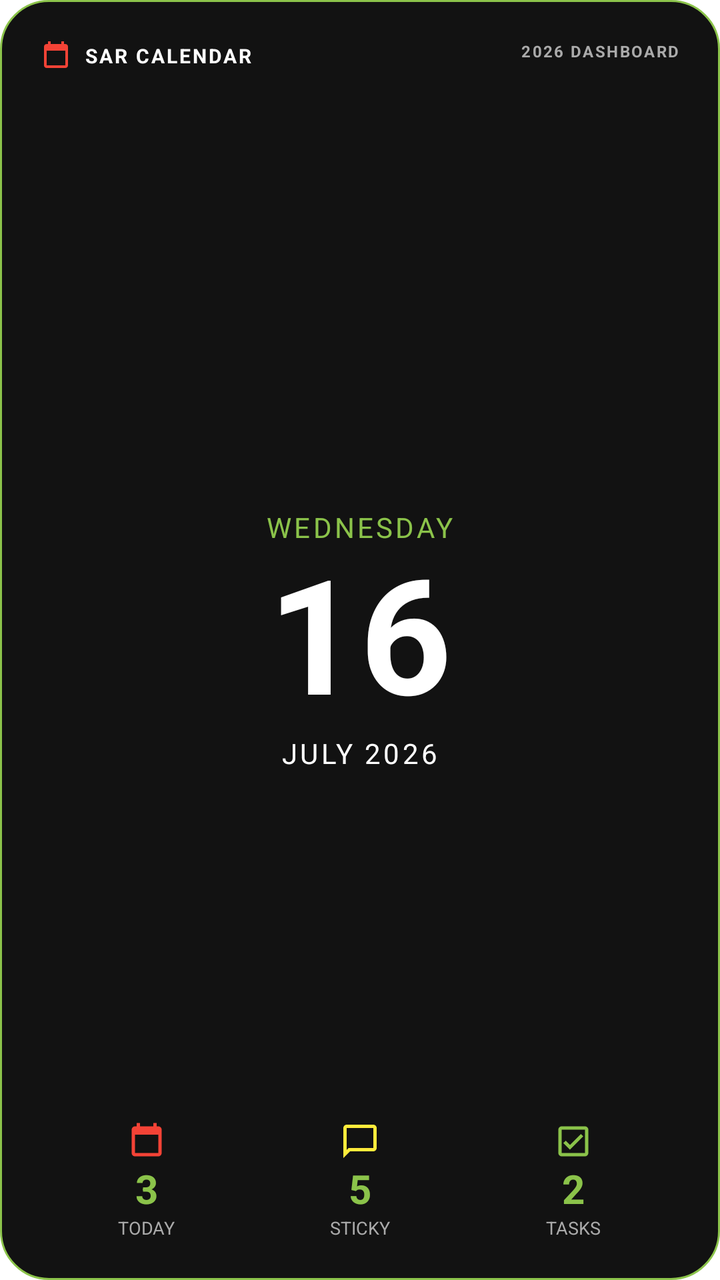
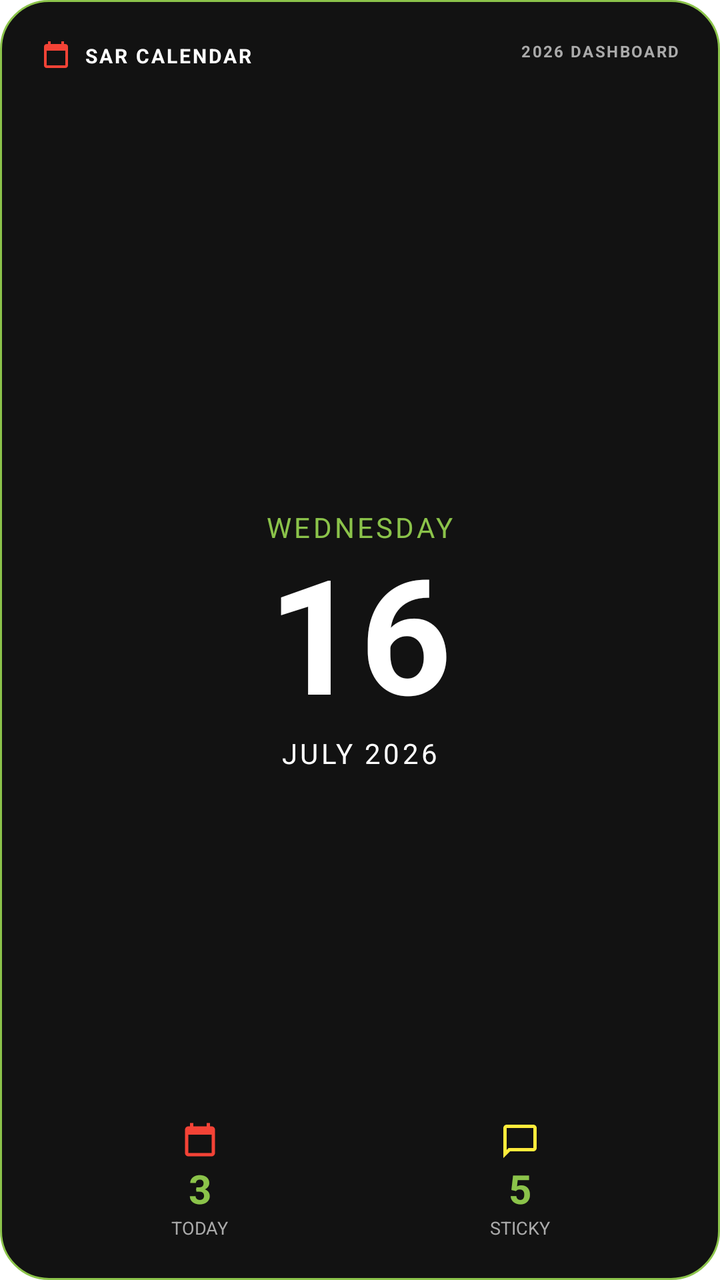

An Android layout rendered at two revisions. The XML below is the earlier revision; the diff shows what the commit changed to produce the second picture.
<!-- AndroidManifest.xml: application theme Theme.MyCalendar2026SAR -->
<!-- res/layout/widget_sar_4x4.xml -->
<?xml version="1.0" encoding="utf-8"?>
<RelativeLayout xmlns:android="http://schemas.android.com/apk/res/android"
    android:id="@+id/widget_root"
    android:layout_width="match_parent"
    android:layout_height="match_parent"
    android:background="@drawable/widget_card_4x4_bg"
    android:padding="20dp">

    
    <LinearLayout
        android:id="@+id/logo_container"
        android:layout_width="wrap_content"
        android:layout_height="wrap_content"
        android:layout_alignParentTop="true"
        android:layout_alignParentStart="true"
        android:gravity="center_vertical"
        android:orientation="horizontal">

        <ImageView
            android:layout_width="16dp"
            android:layout_height="16dp"
            android:src="@drawable/ic_menu_calendar_color"
            android:contentDescription="SAR Logo" />

        <TextView
            android:layout_width="wrap_content"
            android:layout_height="wrap_content"
            android:layout_marginStart="6dp"
            android:text="SAR CALENDAR"
            android:textColor="@color/white"
            android:textSize="10sp"
            android:textStyle="bold"
            android:letterSpacing="0.1" />
    </LinearLayout>

    
    <TextView
        android:layout_width="wrap_content"
        android:layout_height="wrap_content"
        android:layout_alignParentTop="true"
        android:layout_alignParentEnd="true"
        android:text="2026 DASHBOARD"
        android:textColor="#AAAAAA"
        android:textSize="8sp"
        android:textStyle="bold"
        android:letterSpacing="0.1" />

    
    <LinearLayout
        android:id="@+id/center_date_container"
        android:layout_width="match_parent"
        android:layout_height="wrap_content"
        android:layout_centerInParent="true"
        android:gravity="center"
        android:orientation="vertical">

        <TextView
            android:id="@+id/widget_day_name"
            android:layout_width="wrap_content"
            android:layout_height="wrap_content"
            android:text="WEDNESDAY"
            android:textColor="@color/light_green"
            android:textSize="14sp"
            android:textAllCaps="true"
            android:letterSpacing="0.1" />

        <TextView
            android:id="@+id/widget_day_number"
            android:layout_width="wrap_content"
            android:layout_height="wrap_content"
            android:text="16"
            android:textColor="@color/white"
            android:textSize="80sp"
            android:textStyle="bold"
            android:includeFontPadding="false" />

        <TextView
            android:id="@+id/widget_month_year"
            android:layout_width="wrap_content"
            android:layout_height="wrap_content"
            android:text="JULY 2026"
            android:textColor="@color/white"
            android:textSize="14sp"
            android:textAllCaps="true"
            android:letterSpacing="0.1" />
    </LinearLayout>

    
    <LinearLayout
        android:layout_width="match_parent"
        android:layout_height="wrap_content"
        android:layout_alignParentBottom="true"
        android:orientation="horizontal"
        android:baselineAligned="false">

        
        <LinearLayout
            android:layout_width="0dp"
            android:layout_height="wrap_content"
            android:layout_weight="1"
            android:gravity="center"
            android:orientation="vertical">
            <ImageView
                android:layout_width="20dp"
                android:layout_height="20dp"
                android:src="@drawable/ic_menu_calendar_color"
                android:contentDescription="Today" />
            <TextView
                android:id="@+id/count_today"
                android:layout_width="wrap_content"
                android:layout_height="wrap_content"
                android:text="3"
                android:textColor="@color/light_green"
                android:textSize="20sp"
                android:textStyle="bold" />
            <TextView
                android:layout_width="wrap_content"
                android:layout_height="wrap_content"
                android:text="TODAY"
                android:textColor="#AAAAAA"
                android:textSize="9sp" />
        </LinearLayout>

        
        <LinearLayout
            android:layout_width="0dp"
            android:layout_height="wrap_content"
            android:layout_weight="1"
            android:gravity="center"
            android:orientation="vertical">
            <ImageView
                android:layout_width="20dp"
                android:layout_height="20dp"
                android:src="@drawable/ic_menu_sticky_note_color"
                android:contentDescription="Sticky" />
            <TextView
                android:id="@+id/count_sticky"
                android:layout_width="wrap_content"
                android:layout_height="wrap_content"
                android:text="5"
                android:textColor="@color/light_green"
                android:textSize="20sp"
                android:textStyle="bold" />
            <TextView
                android:layout_width="wrap_content"
                android:layout_height="wrap_content"
                android:text="STICKY"
                android:textColor="#AAAAAA"
                android:textSize="9sp" />
        </LinearLayout>

        
        <LinearLayout
            android:layout_width="0dp"
            android:layout_height="wrap_content"
            android:layout_weight="1"
            android:gravity="center"
            android:orientation="vertical">
            <ImageView
                android:layout_width="20dp"
                android:layout_height="20dp"
                android:src="@drawable/ic_menu_task_color"
                android:contentDescription="Tasks" />
            <TextView
                android:id="@+id/count_tasks"
                android:layout_width="wrap_content"
                android:layout_height="wrap_content"
                android:text="2"
                android:textColor="@color/light_green"
                android:textSize="20sp"
                android:textStyle="bold" />
            <TextView
                android:layout_width="wrap_content"
                android:layout_height="wrap_content"
                android:text="TASKS"
                android:textColor="#AAAAAA"
                android:textSize="9sp" />
        </LinearLayout>
    </LinearLayout>

</RelativeLayout>
<!-- resources referenced by this layout -->
<resources>
  <color name="light_green">#8BC34A</color>
  <color name="white">#FFFFFFFF</color>
  <!-- drawable ic_menu_calendar_color (drawable) -->
  <vector xmlns:android="http://schemas.android.com/apk/res/android"
      android:width="24dp"
      android:height="24dp"
      android:viewportWidth="24"
      android:viewportHeight="24">
      <path
          android:fillColor="#F44336"
          android:pathData="M19,3h-1V1h-2v2H8V1H6v2H5C3.89,3 3.01,3.9 3.01,5L3,19c0,1.1 0.89,2 2,2h14c1.1,0 2,-0.9 2,-2V5c0,-1.1 -0.9,-2 -2,-2zM19,19H5V8h14v11z" />
  </vector>
  <!-- drawable ic_menu_sticky_note_color (drawable) -->
  <vector xmlns:android="http://schemas.android.com/apk/res/android"
      android:width="24dp"
      android:height="24dp"
      android:viewportWidth="24"
      android:viewportHeight="24">
      <path
          android:fillColor="#FFEB3B"
          android:pathData="M20,2H4C2.9,2 2.01,2.9 2.01,4L2,22l4,-4h14c1.1,0 2,-0.9 2,-2V4C22,2.9 21.1,2 20,2zM20,16H5.17l-0.58,0.59L4,17.17V4h16V16z" />
  </vector>
  <!-- drawable ic_menu_task_color (drawable) -->
  <vector xmlns:android="http://schemas.android.com/apk/res/android"
      android:width="24dp"
      android:height="24dp"
      android:viewportWidth="24"
      android:viewportHeight="24">
      <path
          android:fillColor="#8BC34A"
          android:pathData="M19,3L5,3c-1.1,0 -2,0.9 -2,2v14c0,1.1 0.9,2 2,2h14c1.1,0 2,-0.9 2,-2L21,5c0,-1.1 -0.9,-2 -2,-2zM19,19L5,19L5,5h14v14zM17.99,9l-1.41,-1.42 -6.59,6.59 -2.58,-2.57 -1.42,1.41 4,3.99 8,-8z" />
  </vector>
  <!-- drawable widget_card_4x4_bg (drawable) -->
  <?xml version="1.0" encoding="utf-8"?>
  <shape xmlns:android="http://schemas.android.com/apk/res/android"
      android:shape="rectangle">
      <solid android:color="#121212" />
      <corners android:radius="24dp" />
      <stroke
          android:width="1dp"
          android:color="@color/light_green" />
  </shape>
  <style name="Theme.MyCalendar2026SAR" parent="Theme.MaterialComponents.DayNight.NoActionBar">
          
          <item name="colorPrimary">@color/light_green</item>
          <item name="colorPrimaryVariant">@color/hunter_green</item>
          <item name="colorOnPrimary">@color/white</item>
          
          <item name="colorSecondary">@color/teal_200</item>
          <item name="colorSecondaryVariant">@color/teal_700</item>
          <item name="colorOnSecondary">@color/black</item>
          
          <item name="android:statusBarColor">?attr/colorPrimaryVariant</item>
  
          
          <item name="materialAlertDialogTheme">@style/CustomAlertDialogTheme</item>
          <item name="alertDialogTheme">@style/CustomAlertDialogTheme</item>
      </style>
  <color name="hunter_green">#355E3B</color>
  <color name="teal_200">#FF03DAC5</color>
  <color name="teal_700">#FF018786</color>
  <color name="black">#FF000000</color>
  <style name="CustomAlertDialogTheme" parent="ThemeOverlay.MaterialComponents.MaterialAlertDialog">
          <item name="colorPrimary">@color/light_green</item>
          <item name="colorAccent">@color/light_green</item>
          <item name="colorSecondary">@color/light_green</item>
          <item name="android:textColorPrimary">@color/white</item>
          
          <item name="buttonBarPositiveButtonStyle">@style/GreenButtonStyle</item>
          <item name="buttonBarNegativeButtonStyle">@style/GreenButtonStyle</item>
          <item name="buttonBarNeutralButtonStyle">@style/GreenButtonStyle</item>
      </style>
  <style name="GreenButtonStyle" parent="Widget.MaterialComponents.Button.TextButton">
          <item name="android:textColor">@color/light_green</item>
      </style>
</resources>

<!-- the commit's change to res/layout/widget_sar_4x4.xml (unified diff, before → after) -->
@@ -149,33 +149,6 @@
                 android:textSize="9sp" />
         </LinearLayout>
 
-        
-        <LinearLayout
-            android:layout_width="0dp"
-            android:layout_height="wrap_content"
-            android:layout_weight="1"
-            android:gravity="center"
-            android:orientation="vertical">
-            <ImageView
-                android:layout_width="20dp"
-                android:layout_height="20dp"
-                android:src="@drawable/ic_menu_task_color"
-                android:contentDescription="Tasks" />
-            <TextView
-                android:id="@+id/count_tasks"
-                android:layout_width="wrap_content"
-                android:layout_height="wrap_content"
-                android:text="2"
-                android:textColor="@color/light_green"
-                android:textSize="20sp"
-                android:textStyle="bold" />
-            <TextView
-                android:layout_width="wrap_content"
-                android:layout_height="wrap_content"
-                android:text="TASKS"
-                android:textColor="#AAAAAA"
-                android:textSize="9sp" />
-        </LinearLayout>
     </LinearLayout>
 
 </RelativeLayout>
<!-- resource entries referenced after the edit -->
@@ -21,16 +21,6 @@
       <path
           android:fillColor="#FFEB3B"
           android:pathData="M20,2H4C2.9,2 2.01,2.9 2.01,4L2,22l4,-4h14c1.1,0 2,-0.9 2,-2V4C22,2.9 21.1,2 20,2zM20,16H5.17l-0.58,0.59L4,17.17V4h16V16z" />
-  </vector>
-  <!-- drawable ic_menu_task_color (drawable) -->
-  <vector xmlns:android="http://schemas.android.com/apk/res/android"
-      android:width="24dp"
-      android:height="24dp"
-      android:viewportWidth="24"
-      android:viewportHeight="24">
-      <path
-          android:fillColor="#8BC34A"
-          android:pathData="M19,3L5,3c-1.1,0 -2,0.9 -2,2v14c0,1.1 0.9,2 2,2h14c1.1,0 2,-0.9 2,-2L21,5c0,-1.1 -0.9,-2 -2,-2zM19,19L5,19L5,5h14v14zM17.99,9l-1.41,-1.42 -6.59,6.59 -2.58,-2.57 -1.42,1.41 4,3.99 8,-8z" />
   </vector>
   <!-- drawable widget_card_4x4_bg (drawable) -->
   <?xml version="1.0" encoding="utf-8"?>
